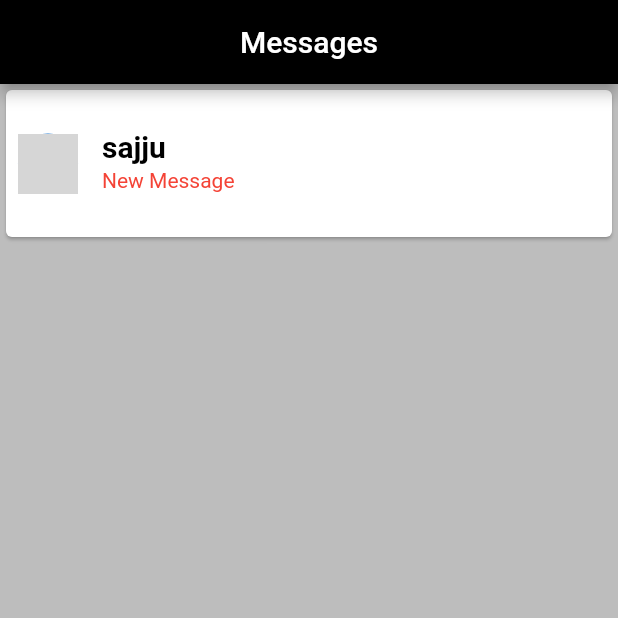
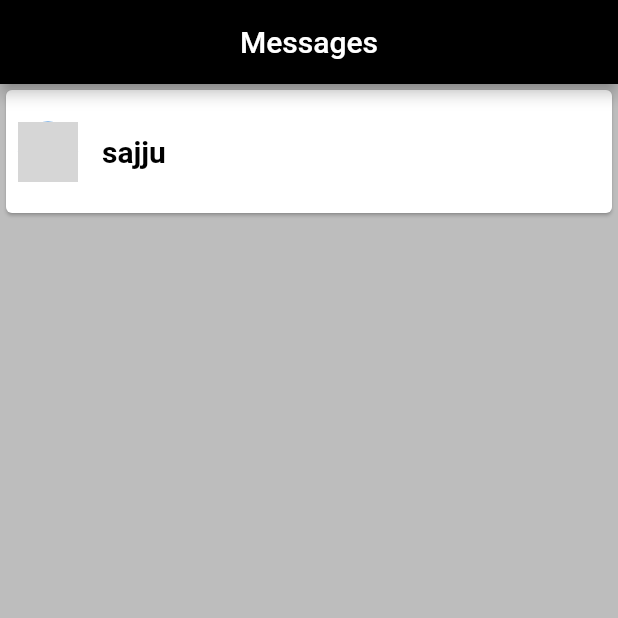
Before and after one commit to Sajid576/Share-E, a Flutter app: the screen it shows after launch, on a phone screen of 412 x 824 dp, the top half of it. Run offline on Flutter 3.47's test engine with Material 2 defaults, Android fonts, the phone set to English and light mode, and no system bars; our stand-ins replace cached_network_image, carousel_pro, cloud_firestore, connectivity, datetime_picker_formfield, firebase_auth and 11 more; missing offline and left inert: background_location, multi_image_picker; accounts and stored records are empty; grey boxes are pictures that could not be loaded.

Commit message:
chatting system 1st level completed

```diff
--- a/lib/Controller/MessageController.dart
+++ b/lib/Controller/MessageController.dart
@@ -24,18 +24,7 @@
   switchMode()
   {
 
-    if(mode == 0){
-      //if it is light mode currently switch to dark
-      primaryBackgroundColor = Colors.grey[900];
 
-      mode = 1;
-    }
-    else{
-      //if it is dark mode currently switch to light
-      primaryBackgroundColor = Colors.grey[100];
-
-      mode = 0;
-    }
 
     notifyListeners();
 
--- a/lib/Controller/YourStreamController.dart
+++ b/lib/Controller/YourStreamController.dart
@@ -1,4 +1,5 @@
 import 'dart:async';
+import 'package:rxdart/rxdart.dart';
 
 class YourStreamController
 {
@@ -7,7 +8,7 @@
 
 
   //used to stream data in CartList
-  static StreamController<dynamic> CartListstreamController = new StreamController<dynamic>();
+  static StreamController<dynamic> CartListstreamController = new BehaviorSubject();
 
 
 }
--- a/lib/view/Messages/MessagesScreen.dart
+++ b/lib/view/Messages/MessagesScreen.dart
@@ -182,7 +182,7 @@
                               ),
                               contentPadding: EdgeInsets.all(8),
                               title: Text(snapshot.data[index] ,style:TextStyle(color: Colors.black ,fontWeight: FontWeight.bold,fontSize: 20),),
-                              subtitle: Text("New Message",style:TextStyle(color: Colors.red),),
+                              //subtitle: Text("New Message",style:TextStyle(color: Colors.red),),
 
                             ),
                             //passing username to the createChatRoom()
```
Also changed, not shown: lib/view/Messages/ChatScreen.dart (+26 -15 lines).
